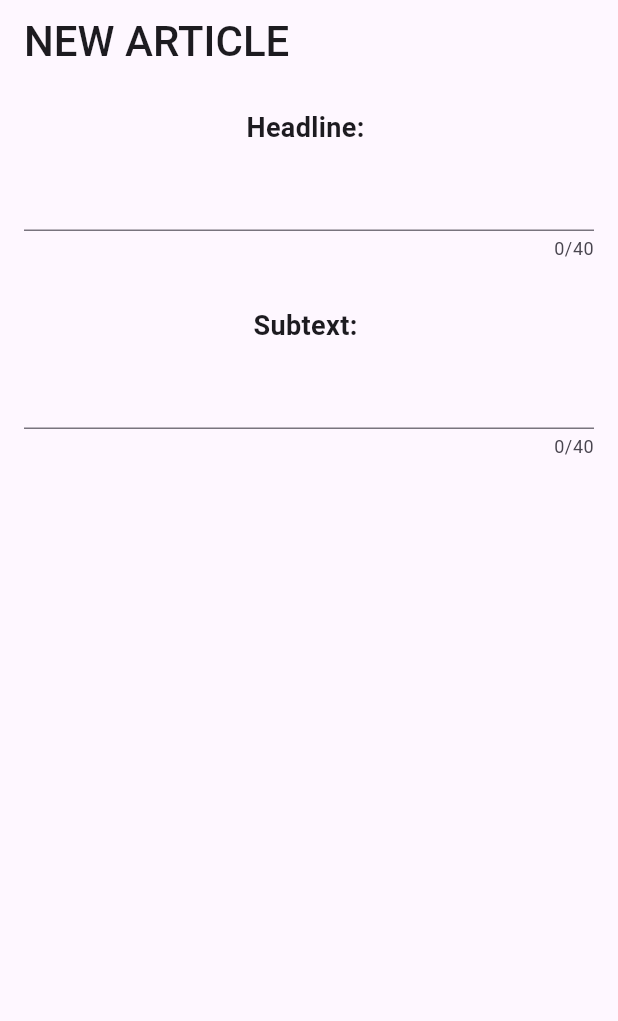
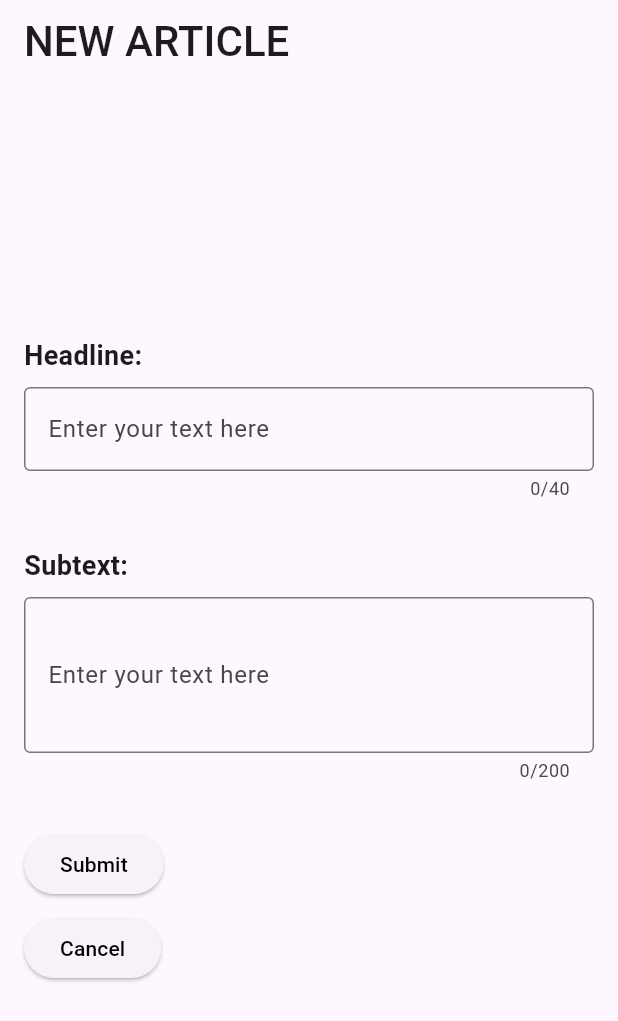
Before and after one commit to ShrihariJoshi/cricky, a Flutter app: the ArticleInputPage screen opened directly, on a phone screen of 412 x 824 dp. Shown: the top 1021 px of the screen. Run offline on Flutter 3.47's test engine with Material 3 defaults, Android fonts, the phone set to English and light mode, and no system bars.

Commit message:
article input page updated

```diff
--- a/lib/article_input.dart
+++ b/lib/article_input.dart
@@ -1,56 +1,111 @@
 import 'package:flutter/material.dart';
+import 'package:cricky/home_screen.dart';
 
-class ArticleInput extends StatelessWidget{
+class ArticleInput extends StatelessWidget {
   const ArticleInput({super.key});
   @override
-  Widget build(BuildContext context){
+  Widget build(BuildContext context) {
     return const MaterialApp(
         home: Scaffold(
       body: ArticleInputPage(),
-      )
-    );
+    ));
   }
 }
 
-class ArticleInputPage extends StatefulWidget{
+class ArticleInputPage extends StatefulWidget {
   const ArticleInputPage({super.key});
   @override
   ArticleInputState createState() => ArticleInputState();
 }
-class ArticleInputState extends State<ArticleInputPage>{
+
+class ArticleInputState extends State<ArticleInputPage> {
+  TextEditingController _controller = TextEditingController();
+
   @override
-  Widget build(BuildContext context){
+  Widget build(BuildContext context) {
     return Scaffold(
       appBar: AppBar(
-      title: const Text('NEW ARTICLE',style: TextStyle(fontWeight: FontWeight.w500, fontSize: 28),),
+        title: const Text(
+          'NEW ARTICLE',
+          style: TextStyle(fontWeight: FontWeight.w500, fontSize: 28),
         ),
-    body: const Padding(
+      ),
+      body: Padding(
           padding: const EdgeInsets.all(16.0),
           child: Column(
-       crossAxisAlignment: CrossAxisAlignment.center,
-       children: const [
-          Text('Headline: ',
+            mainAxisAlignment: MainAxisAlignment.center,
+            crossAxisAlignment: CrossAxisAlignment.start,
+            children: [
+              const Text(
+                'Headline: ',
                 style: TextStyle(fontSize: 18, fontWeight: FontWeight.bold),
               ),
-          SizedBox(height: 8,),
+              const SizedBox(
+                height: 8,
+              ),
               TextField(
+                controller: _controller,
+                decoration: const InputDecoration(
+                  border: OutlineInputBorder(),
+                  labelText: 'Enter your text here',
+                  hintText: 'Type something...',
+                ),
                 maxLength: 40,
                 maxLines: 1,
               ),
-          SizedBox(height: 30,),
-          Text('Subtext: ',
+              const SizedBox(
+                height: 30,
+              ),
+              const Text(
+                'Subtext: ',
                 style: TextStyle(fontSize: 18, fontWeight: FontWeight.bold),
               ),
-          SizedBox(height: 8,),
+              const SizedBox(
+                height: 8,
+              ),
               TextField(
-            maxLength: 40,
-            maxLines: 1,
+                controller: _controller,
+                decoration: const InputDecoration(
+                  border: OutlineInputBorder(),
+                  labelText: 'Enter your text here',
+                  hintText: 'Type something...',
                 ),
-          SizedBox(height: 30,),
-
+                maxLength: 200,
+                maxLines: 3,
+              ),
+              const SizedBox(
+                height: 30,
+              ),
+              ElevatedButton(
+                onPressed: () {
+                  // Display the entered text using a SnackBar
+                  final enteredText = _controller.text;
+                  ScaffoldMessenger.of(context).showSnackBar(
+                    const SnackBar(
+                      content: Text('Scorecard submitted!'),
+                    ),
+                  );
+                  Navigator.push(
+                      context,
+                      MaterialPageRoute(
+                          builder: (context) => const HomeScreen()));
+                },
+                child: const Text('Submit', style: TextStyle(color: Colors.black),),
+              ),
+              const SizedBox(height:8 ,),
+              ElevatedButton(
+                onPressed: () {
+                  Navigator.push(
+                    context,
+                    MaterialPageRoute(
+                      builder: (context) => const HomeScreen(),
+                    ),
+                  );
+                },
+                child: const Text('Cancel', style: TextStyle(color: Colors.black),),
+              ),
             ],
-      )
-    ),
+          )),
     );
   }
 }
--- a/lib/home_screen.dart
+++ b/lib/home_screen.dart
@@ -52,10 +52,8 @@ class HomeScreenPage extends HomeScreen {
               child: ListTile(
                 leading: const Icon(Icons.feedback),
                 onTap: () {
-                    Navigator.push(
-                        context,
-                        MaterialPageRoute(
-                            builder: (context) => const Rating()));
+                  Navigator.push(context,
+                      MaterialPageRoute(builder: (context) => const Rating()));
                 },
                 tileColor: const Color.fromARGB(255, 89, 204, 220),
                 title: const Text(
@@ -201,7 +199,9 @@ class HomeScreenPage extends HomeScreen {
               ),
             ),
           ],
-            )));
+        ),
+      ),
+    );
   }
 }
 
@@ -306,22 +306,14 @@ class ArticleWidget extends StatelessWidget {
               fontWeight: FontWeight.bold,
             ),
           ),
-<<<<<<< Updated upstream
-          const SizedBox(height: 40),
-          Text(
-            bbody,
-            style: const TextStyle(fontSize: 14),
-          ),
-=======
           Container(
             height: 80,
             alignment: Alignment.topLeft,
             child: Text(
               bbody,
-              style:const TextStyle(fontSize: 14),
+              style: const TextStyle(fontSize: 14),
             ),
           )
->>>>>>> Stashed changes
         ],
       ),
     );
--- a/lib/rating.dart
+++ b/lib/rating.dart
@@ -55,7 +55,7 @@ class _MyAppState extends State<Rating> {
                     MaterialPageRoute(
                         builder: (context) => const HomeScreen()));
               },
-              child: const Text('OK'),
+              child: const Text('Back to HomeScreen'),
             ),
           ],
         );
@@ -84,7 +84,7 @@ class _MyAppState extends State<Rating> {
             const SizedBox(height: 20),
             ElevatedButton(
               onPressed: _currentRating > 0 ? _submitRating : null,
-              child: const Text('Submit'),
+              child: const Text('Submit', style: TextStyle(color: Colors.black),),
             ),
             ElevatedButton(
               onPressed: () {
@@ -93,7 +93,7 @@ class _MyAppState extends State<Rating> {
                     MaterialPageRoute(
                         builder: (context) => const HomeScreen()));
               },
-              child: const Text('Cancel'),
+              child: const Text('Cancel', style: TextStyle(color: Colors.black),),
             ),
           ],
         ),
```
Lines whose indentation alone changed are shown as unchanged.
